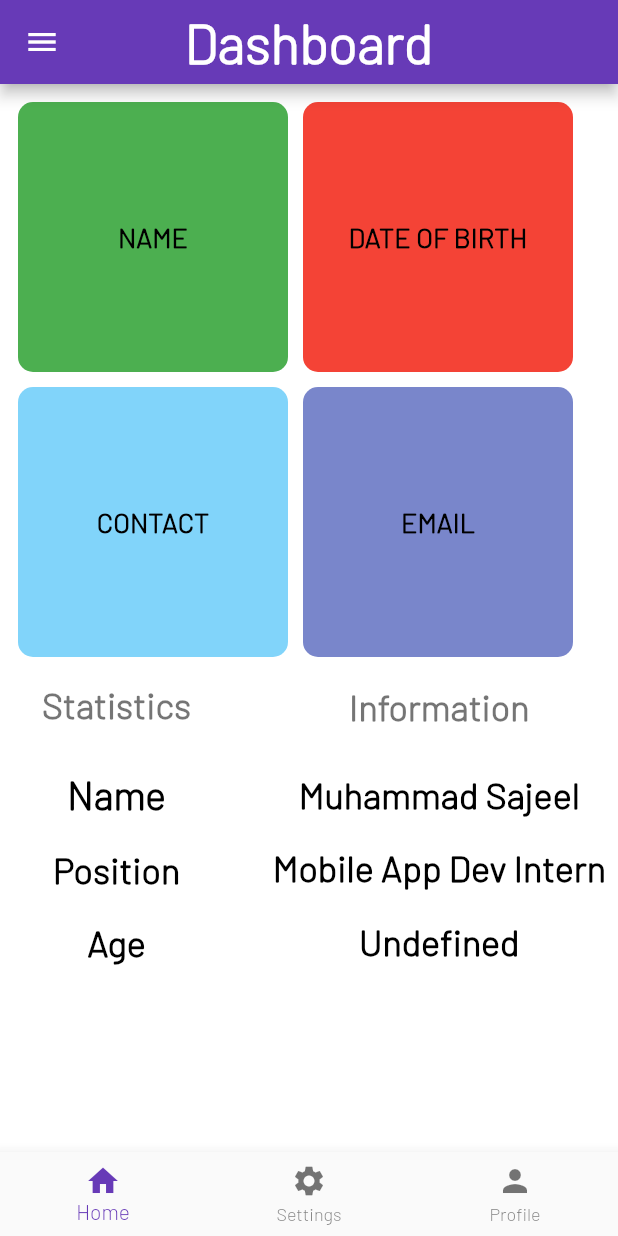
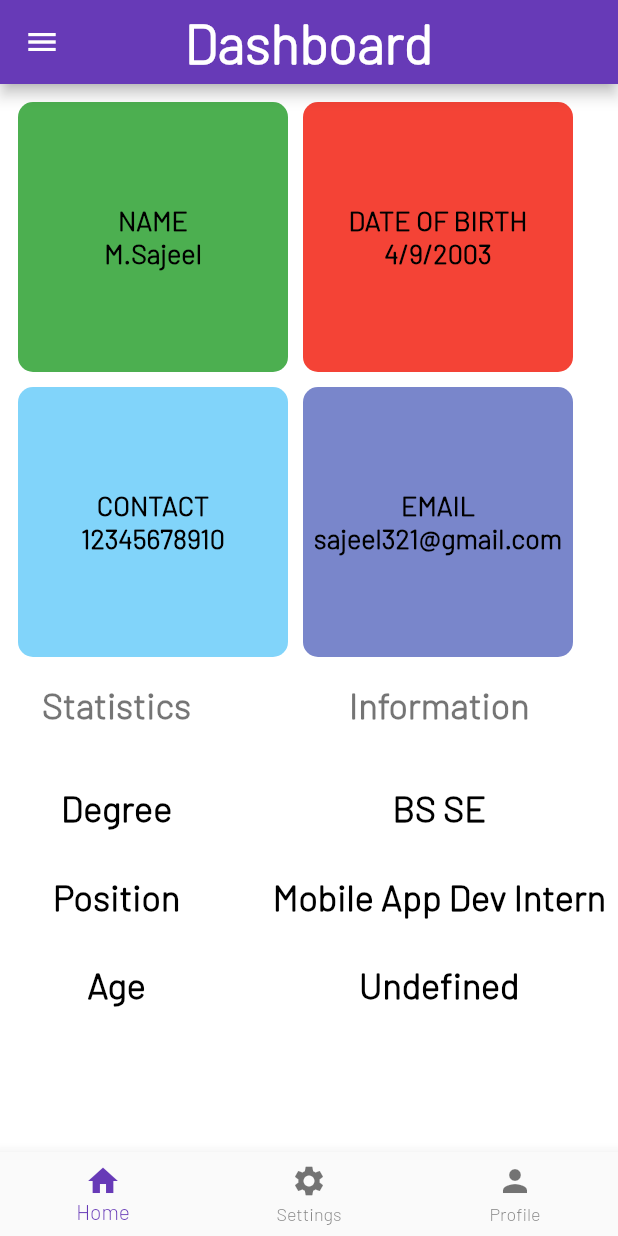
Before and after one commit to S4j33l/Flutter-Practice-1, a Flutter app: the FourthPage screen opened by its route, on a phone screen of 412 x 824 dp. Run offline on Flutter 3.47's test engine with Material 2 defaults, Android fonts, the phone set to English and light mode, and no system bars; our stand-ins replace fluttertoast, image_picker, progress_indicators.

Commit message:
finetuning some details

```diff
--- a/lib/routes/fourth_page.dart
+++ b/lib/routes/fourth_page.dart
@@ -24,9 +24,32 @@ class _FourthPageState extends State<FourthPage> {
         child: ListView(
           children: <Widget>[
             DrawerHeader(
-              padding: const EdgeInsets.only(top: 80.0, left: 20.0),
-              child: Text("Navigation Panel",
-                  style: Theme.of(context).textTheme.titleLarge),
+              padding: const EdgeInsets.only(top: 50.0, left: 16.0),
+              child: Column(
+                crossAxisAlignment: CrossAxisAlignment.start,
+                children: <Widget>[
+                  Row(
+                    children: <Widget>[
+                      const CircleAvatar(
+                        backgroundImage:
+                            AssetImage("assets/images/isaacClarkex4.jpg"),
+                      ),
+                      const SizedBox(width: 10.0),
+                      Text("M.Sajeel",
+                          style: Theme.of(context)
+                              .textTheme
+                              .titleLarge!
+                              .copyWith(fontSize: 24.0)),
+                    ],
+                  ),
+                  const SizedBox(height: 25.0),
+                  Text("Navigation Panel",
+                      style: Theme.of(context).textTheme.titleLarge),
+                ],
+              ),
+            ),
+            const Divider(
+              thickness: 2.0,
             ),
             ListTile(
               title: Text("Go to 1st page ",
@@ -70,10 +93,14 @@ class _FourthPageState extends State<FourthPage> {
                     height: 180.0,
                     width: 180.0,
                     color: Colors.green,
-                    child: Align(
-                      alignment: Alignment.center,
-                      child: Text("NAME",
-                          style: Theme.of(context).textTheme.displayMedium),
+                    child: Column(
+                      mainAxisAlignment: MainAxisAlignment.center,
+                      children: <Widget>[
+                        Text("NAME",
+                            style: Theme.of(context).textTheme.displayMedium),
+                        Text("M.Sajeel",
+                            style: Theme.of(context).textTheme.displayMedium),
+                      ],
                     ),
                   ),
                 ),
@@ -84,10 +111,14 @@ class _FourthPageState extends State<FourthPage> {
                     height: 180.0,
                     width: 180.0,
                     color: Colors.red,
-                    child: Align(
-                      alignment: Alignment.center,
-                      child: Text("DATE OF BIRTH",
-                          style: Theme.of(context).textTheme.displayMedium),
+                    child: Column(
+                      mainAxisAlignment: MainAxisAlignment.center,
+                      children: <Widget>[
+                        Text("DATE OF BIRTH",
+                            style: Theme.of(context).textTheme.displayMedium),
+                        Text("4/9/2003",
+                            style: Theme.of(context).textTheme.displayMedium),
+                      ],
                     ),
                   ),
                 ),
@@ -102,10 +133,14 @@ class _FourthPageState extends State<FourthPage> {
                     height: 180.0,
                     width: 180.0,
                     color: Colors.lightBlue[200],
-                    child: Align(
-                      alignment: Alignment.center,
-                      child: Text("CONTACT",
-                          style: Theme.of(context).textTheme.displayMedium),
+                    child: Column(
+                      mainAxisAlignment: MainAxisAlignment.center,
+                      children: <Widget>[
+                        Text("CONTACT",
+                            style: Theme.of(context).textTheme.displayMedium),
+                        Text("12345678910",
+                            style: Theme.of(context).textTheme.displayMedium),
+                      ],
                     ),
                   ),
                 ),
@@ -116,10 +151,14 @@ class _FourthPageState extends State<FourthPage> {
                     height: 180.0,
                     width: 180.0,
                     color: Colors.indigo[300],
-                    child: Align(
-                      alignment: Alignment.center,
-                      child: Text("EMAIL",
-                          style: Theme.of(context).textTheme.displayMedium),
+                    child: Column(
+                      mainAxisAlignment: MainAxisAlignment.center,
+                      children: <Widget>[
+                        Text("EMAIL",
+                            style: Theme.of(context).textTheme.displayMedium),
+                        Text("sajeel321@gmail.com",
+                            style: Theme.of(context).textTheme.displayMedium),
+                      ],
                     ),
                   ),
                 ),
@@ -143,25 +182,24 @@ class _FourthPageState extends State<FourthPage> {
                                   .textTheme
                                   .titleLarge!
                                   .copyWith(fontSize: 24.0))),
-                      const SizedBox(height: 20.0),
-                      Text("Name",
+                      const SizedBox(height: 30.0),
+                      Text("Degree",
                           style: Theme.of(context)
                               .textTheme
                               .displayMedium!
-                              .copyWith(fontSize: 26.0)),
-                      const SizedBox(height: 20.0),
+                              .copyWith(fontSize: 24.0)),
+                      const SizedBox(height: 30.0),
                       Text("Position",
                           style: Theme.of(context)
                               .textTheme
                               .displayMedium!
                               .copyWith(fontSize: 24.0)),
-                      const SizedBox(height: 20.0),
+                      const SizedBox(height: 30.0),
                       Text("Age",
                           style: Theme.of(context)
                               .textTheme
                               .displayMedium!
                               .copyWith(fontSize: 24.0)),
-                      const SizedBox(height: 20.0),
                     ],
                   ),
                   Column(
@@ -177,25 +215,24 @@ class _FourthPageState extends State<FourthPage> {
                                   .textTheme
                                   .titleLarge!
                                   .copyWith(fontSize: 24.0))),
-                      const SizedBox(height: 20.0),
-                      Text("Muhammad Sajeel",
+                      const SizedBox(height: 30.0),
+                      Text("BS SE",
                           style: Theme.of(context)
                               .textTheme
                               .displayMedium!
                               .copyWith(fontSize: 24.0)),
-                      const SizedBox(height: 20.0),
+                      const SizedBox(height: 30.0),
                       Text("Mobile App Dev Intern",
                           style: Theme.of(context)
                               .textTheme
                               .displayMedium!
                               .copyWith(fontSize: 24.0)),
-                      const SizedBox(height: 20.0),
+                      const SizedBox(height: 30.0),
                       Text("Undefined",
                           style: Theme.of(context)
                               .textTheme
                               .displayMedium!
                               .copyWith(fontSize: 24.0)),
-                      const SizedBox(height: 20.0),
                     ],
                   ),
                 ],
--- a/pubspec.yaml
+++ b/pubspec.yaml
@@ -63,6 +63,7 @@ flutter:
     - assets/images/isaacClarke.jpg
     - assets/images/isaacClarkex2.jpg
     - assets/images/isaacClarkex3.jpg
+    - assets/images/isaacClarkex4.jpg
     - assets/images/default.jpg
     - assets/images/ship's helm2.0.png
 
```
